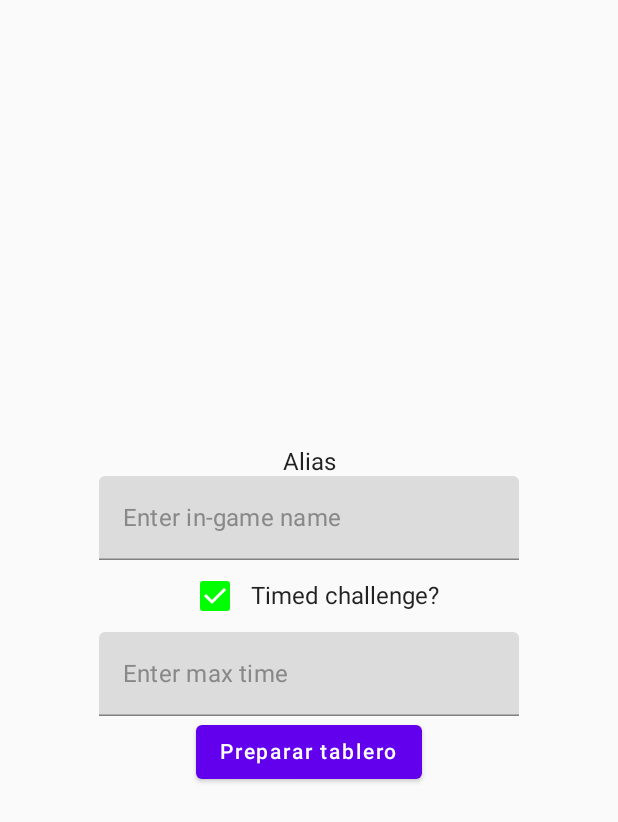
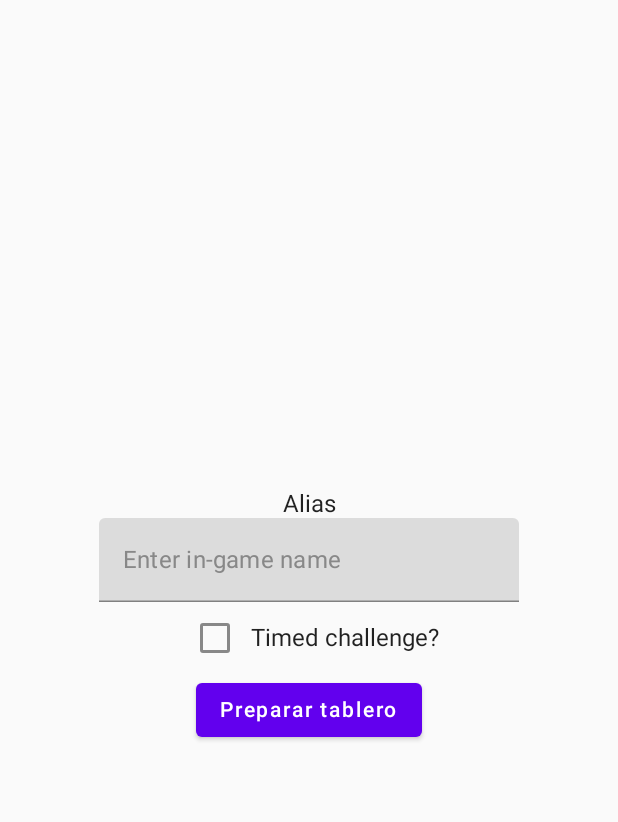
Before and after one commit to xipi3000/battleship, an Android app built with Jetpack Compose: the screen it shows after launch (Configuration), after a tap on "Configuration", on a phone screen of 412 x 824 dp. Shown: the top 822 px of the screen. Run offline under Robolectric (Android 15) with nearby library versions, the phone set to English and light mode, and no system bars.

Commit message:
added state storing on config

```diff
--- a/app/src/main/java/com/example/battleship/Configuration.kt
+++ b/app/src/main/java/com/example/battleship/Configuration.kt
@@ -11,6 +11,7 @@ import androidx.compose.foundation.layout.Column
 import androidx.compose.foundation.layout.Row
 import androidx.compose.foundation.layout.fillMaxHeight
 import androidx.compose.foundation.layout.fillMaxWidth
+import androidx.compose.foundation.text.KeyboardOptions
 import androidx.compose.material.Button
 import androidx.compose.material.Checkbox
 import androidx.compose.material.CheckboxDefaults
@@ -23,6 +24,7 @@ import androidx.compose.ui.Alignment
 import androidx.compose.ui.Modifier
 import androidx.compose.ui.graphics.Color
 import androidx.compose.ui.platform.LocalContext
+import androidx.compose.ui.text.input.KeyboardType
 import androidx.compose.ui.text.input.TextFieldValue
 import androidx.compose.ui.tooling.preview.Preview
 import com.example.battleship.ui.theme.BattleshipTheme
@@ -50,14 +52,15 @@ class Configuration : ComponentActivity() {
         ) {
             val context = LocalContext.current
             Text(text = "Alias")
+            //Values we need to check the state of
             val alias = remember { mutableStateOf(TextFieldValue()) }
-
+            val temps = remember { mutableStateOf(TextFieldValue()) }
+            val checked = remember { mutableStateOf(false) }
             TextField(
                 value = alias.value,
                 onValueChange = { alias.value = it },
                 placeholder = { Text(text = "Enter in-game name", color = Color.Gray) },
             )
-            val checked = remember { mutableStateOf(true) }
             Row(
                 verticalAlignment = Alignment.CenterVertically
             ) {
@@ -71,21 +74,32 @@ class Configuration : ComponentActivity() {
                 )
                 Text(text = "Timed challenge?")
             }
+            //Only show "enter time" text if we want our game to be timed
             AnimatedVisibility(visible = checked.value) {
-                val temps = remember { mutableStateOf(TextFieldValue()) }
                 TextField(
                 value = temps.value,
                 onValueChange = { temps.value = it },
-                placeholder = { Text(text = "Enter max time", color = Color.Gray) },
+                placeholder = { Text(text = "Enter max time (seconds)", color = Color.Gray) },
+                    keyboardOptions = KeyboardOptions(keyboardType = KeyboardType.Number),
             )}
-            //Que més fiquem a la configuració?
             Button(onClick = {
                 val intent = Intent(context, SetUpYourShips::class.java)
+                //We need an alias
                 if (alias.value.text == "") {
                     Toast.makeText(context, "Introdueixi un alias vàlid", Toast.LENGTH_SHORT)
                         .show()
-                } else {
-                    intent.putExtra("Alias", alias.value.text)
+                } //If we want time, we need a time
+                else if(checked.value && temps.value.text == ""){
+                    Toast.makeText(context, "Introdueixi un temps", Toast.LENGTH_SHORT)
+                        .show()
+                }
+                else {
+                    //Store config values and start ship setup
+                    MainActivity.State = MainActivity.State + ("Alias" to alias.value.text)
+                    MainActivity.State = MainActivity.State + ("Timed" to checked.value)
+                    if (checked.value) MainActivity.State = MainActivity.State + ("Time" to temps.value.text)
+                    else MainActivity.State = MainActivity.State + ("Time" to -1)
+
                     context.startActivity(intent)
                 }
             }) {
--- a/app/src/main/java/com/example/battleship/MainActivity.kt
+++ b/app/src/main/java/com/example/battleship/MainActivity.kt
@@ -23,7 +23,11 @@ import com.example.battleship.ui.theme.BattleshipTheme
 
 class MainActivity : ComponentActivity() {
     companion object {
-        var State = mapOf("Rows" to 10, "NumShips" to 3)
+        var State = mapOf("Rows" to 10,
+            "NumShips" to 3,
+            "Timed" to false,
+            "Alias" to "",
+            "Time" to -1)
     }
 
     override fun onCreate(savedInstanceState: Bundle?) {
```
Also changed, not shown: app/src/main/java/com/example/battleship/SetUpYourShips.kt (+2 -14 lines).
